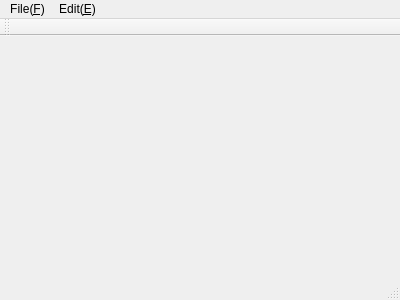
Above: qt/samples/HelloWorld/mainwindow.ui from youdeshan/material before the change. Below: the same form after it.
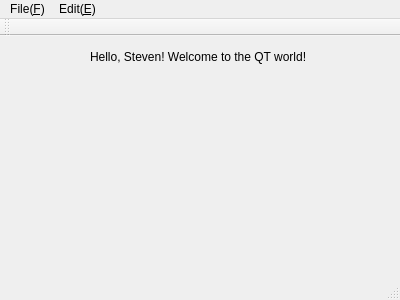
That is the form after the change.

Diff of the .ui file:
```diff
--- a/qt/samples/HelloWorld/mainwindow.ui
+++ b/qt/samples/HelloWorld/mainwindow.ui
@@ -13,7 +13,21 @@
   <property name="windowTitle">
    <string>MainWindow</string>
   </property>
-  <widget class="QWidget" name="centralWidget"/>
+  <widget class="QWidget" name="centralWidget">
+   <widget class="QLabel" name="label">
+    <property name="geometry">
+     <rect>
+      <x>90</x>
+      <y>10</y>
+      <width>241</width>
+      <height>21</height>
+     </rect>
+    </property>
+    <property name="text">
+     <string>Hello, Steven! Welcome to the QT world!</string>
+    </property>
+   </widget>
+  </widget>
   <widget class="QMenuBar" name="menuBar">
    <property name="geometry">
     <rect>
```
Left out of the diff: 2 changed lines with no effect on the pictures.
